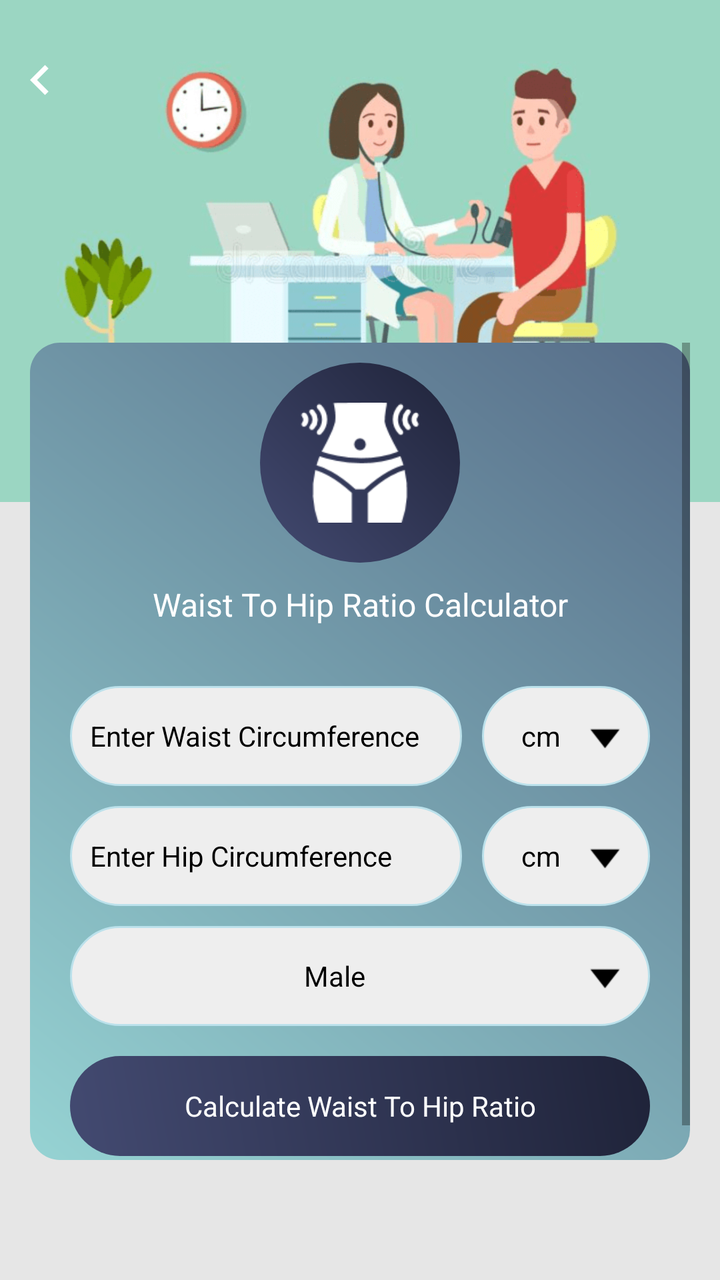
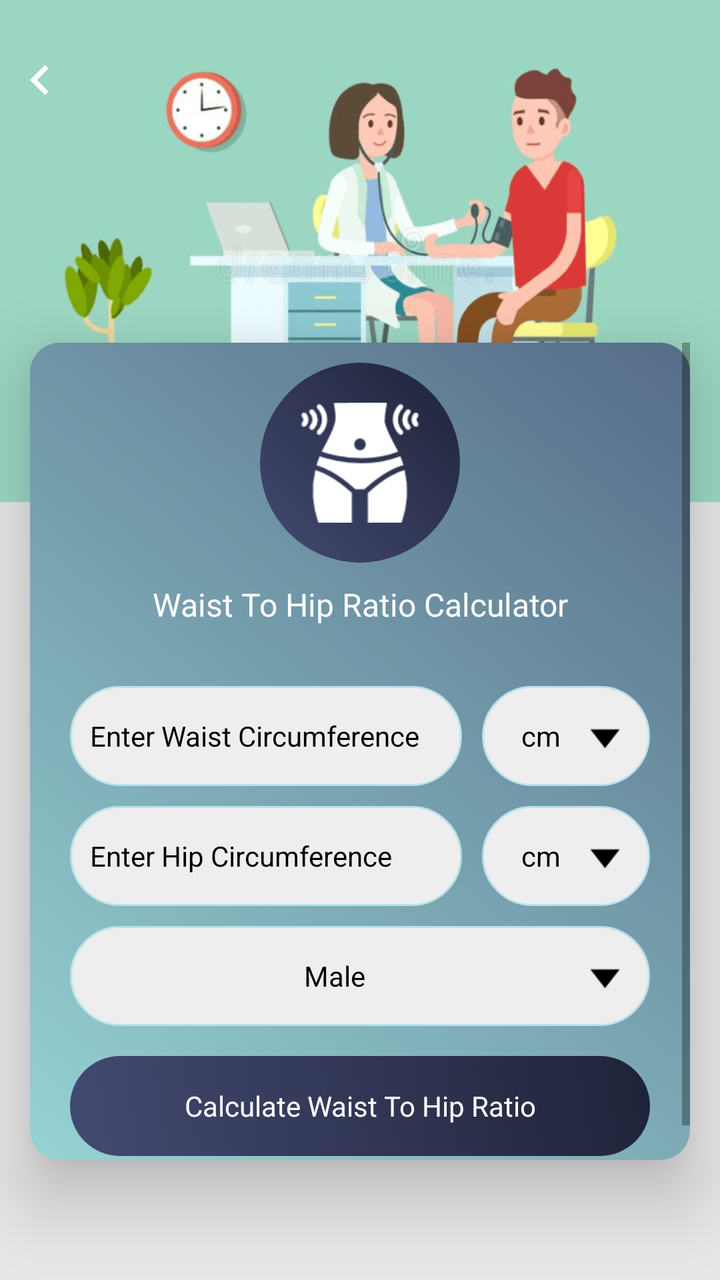

Two renders of the same Android screen: before a commit and after it. Below are the layout's source before the change and the commit's diff.
<!-- AndroidManifest.xml: application theme AppTheme -->
<!-- res/layout/waist_hip_ratio.xml -->
<?xml version="1.0" encoding="utf-8"?>
<RelativeLayout xmlns:android="http://schemas.android.com/apk/res/android"
    xmlns:aapt="http://schemas.android.com/aapt"
    xmlns:app="http://schemas.android.com/apk/res-auto"
    android:layout_width="match_parent"
    android:layout_height="match_parent"
    android:background="@color/gray_color"
    android:orientation="vertical">


    <RelativeLayout
        android:id="@+id/banner"
        android:layout_width="match_parent"
        android:layout_height="wrap_content"
        android:background="@mipmap/calculator_banner_2">

    </RelativeLayout>

    <ImageView
        android:id="@+id/iv_back"
        android:layout_width="40dp"
        android:layout_height="40dp"
        android:layout_alignParentLeft="true"
        android:layout_alignParentTop="true"
        android:layout_marginTop="20dp"
        android:padding="5dp"
        android:src="@drawable/ic_chevron_left_white_24dp" />


    <LinearLayout
        android:id="@+id/cardviewone"
        android:layout_marginBottom="60dp"
        android:layout_width="match_parent"
        android:layout_height="wrap_content"
        android:layout_below="@+id/banner"
        android:layout_marginLeft="@dimen/text_15"
        android:layout_marginTop="-80dp"
        android:layout_marginRight="@dimen/text_15"
        android:orientation="horizontal"
        android:background="@drawable/a2_grad_black"
        app:cardElevation="20dip">


        <ScrollView
            android:layout_width="match_parent"
            android:layout_height="wrap_content"
            android:layout_above="@+id/normal_ad_include"
            android:layout_below="@+id/tv_whr">

            <LinearLayout
                android:layout_width="match_parent"
                android:layout_height="wrap_content"
                android:orientation="vertical">

                <RelativeLayout
                    android:layout_width="match_parent"
                    android:layout_height="wrap_content"
                    android:layout_above="@+id/cardviewone"
                    android:layout_marginTop="10dp">

                    <RelativeLayout
                        android:id="@+id/rel12"
                        android:layout_width="100dp"
                        android:layout_height="100dp"
                        android:layout_centerInParent="true"
                        android:background="@drawable/a3_grad">

                        <ImageView
                            android:id="@+id/iv_whr"
                            android:layout_width="60dp"
                            android:layout_height="60dp"
                            android:layout_centerInParent="true"
                            android:layout_centerHorizontal="true"
                            android:src="@drawable/img_waist_to_hip_ratio" />
                    </RelativeLayout>
                </RelativeLayout>


                <TextView
                    android:id="@+id/tv_whr"
                    android:layout_width="match_parent"
                    android:layout_height="wrap_content"
                    android:layout_below="@+id/rel12"
                    android:layout_centerHorizontal="true"
                    android:layout_margin="10dp"
                    android:text="@string/whr"
                    android:textAlignment="center"
                    android:textColor="@color/white"
                    android:textSize="@dimen/textsize_16" />


                <LinearLayout
                    android:id="@+id/ll_bmi"
                    android:layout_width="match_parent"
                    android:layout_height="wrap_content"
                    android:layout_centerInParent="true"
                    android:layout_margin="20dp"
                    android:orientation="vertical">

                    <LinearLayout
                        android:layout_width="match_parent"
                        android:layout_height="wrap_content"
                        android:layout_centerInParent="true"
                        android:layout_marginBottom="10dp"
                        android:orientation="horizontal"
                        android:weightSum="10">

                        <EditText
                            android:id="@+id/et_height"
                            android:layout_width="0dp"
                            android:layout_height="50dp"
                            android:layout_weight="7"
                            android:background="@drawable/corner2"
                            android:hint="@string/enter_waist"
                            android:imeOptions="actionNext"
                            android:inputType="numberDecimal"
                            android:paddingLeft="10dp"
                            android:textColor="@color/black"
                            android:textColorHint="@color/black"
                            android:textSize="@dimen/textsize_14" />

                        <TextView
                            android:id="@+id/tv_heightunit"
                            android:layout_width="0dp"
                            android:layout_height="match_parent"
                            android:layout_marginLeft="10dp"
                            android:layout_weight="3"
                            android:background="@drawable/corner2"
                            android:drawableRight="@mipmap/down"
                            android:gravity="center"
                            android:padding="10dp"
                            android:text="@string/cm"
                            android:textColor="@color/black"
                            android:textColorHint="@color/black"
                            android:textSize="@dimen/textsize_14" />
                    </LinearLayout>

                    <LinearLayout
                        android:layout_width="match_parent"
                        android:layout_height="wrap_content"
                        android:layout_centerInParent="true"
                        android:layout_marginBottom="10dp"
                        android:orientation="horizontal"
                        android:weightSum="10">

                        <EditText
                            android:id="@+id/et_weight"
                            android:layout_width="0dp"
                            android:layout_height="50dp"
                            android:layout_weight="7"
                            android:background="@drawable/corner2"
                            android:hint="@string/enter_hip"
                            android:imeOptions="actionDone"
                            android:inputType="numberDecimal"
                            android:paddingLeft="10dp"
                            android:textColor="@color/black"
                            android:textColorHint="@color/black"
                            android:textSize="@dimen/textsize_14" />

                        <TextView
                            android:id="@+id/tv_weightunit"
                            android:layout_width="0dp"
                            android:layout_height="match_parent"
                            android:layout_marginLeft="10dp"
                            android:layout_weight="3"
                            android:background="@drawable/corner2"
                            android:drawableRight="@mipmap/down"
                            android:gravity="center"
                            android:padding="10dp"
                            android:text="@string/cm"
                            android:textColor="@color/black"
                            android:textColorHint="@color/black"
                            android:textSize="@dimen/textsize_14" />
                    </LinearLayout>

                    <LinearLayout
                        android:id="@+id/llbodyfat"
                        android:layout_width="match_parent"
                        android:layout_height="50dp"
                        android:orientation="horizontal">

                        <TextView
                            android:id="@+id/tv_genderunit"
                            android:layout_width="0dp"
                            android:layout_height="match_parent"
                            android:layout_weight="7"
                            android:background="@drawable/corner2"
                            android:gravity="fill"
                            android:inputType="numberDecimal"
                            android:paddingLeft="10dp"
                            android:text="@string/Male"
                            android:textColor="@color/black"
                            android:textColorHint="@color/black"
                            android:textSize="@dimen/textsize_14"
                            android:visibility="gone" />

                        <TextView
                            android:id="@+id/tv_gender"
                            android:layout_width="0dp"
                            android:layout_height="match_parent"
                            android:layout_weight="3"
                            android:background="@drawable/corner2"
                            android:drawableRight="@mipmap/down"
                            android:gravity="center"
                            android:padding="10dp"
                            android:text="@string/Male"
                            android:textColor="@color/black"
                            android:textColorHint="@color/black"
                            android:textSize="@dimen/textsize_14" />
                    </LinearLayout>

                    <TextView
                        android:id="@+id/tv_search_whr"
                        android:layout_width="match_parent"
                        android:layout_height="50dp"
                        android:layout_marginTop="15dp"
                        android:background="@drawable/a3_grad"
                        android:gravity="center"
                        android:text="@string/calculate_whr"
                        android:textColor="@color/white"
                        android:textSize="@dimen/textsize_14" />
                </LinearLayout>
            </LinearLayout>
        </ScrollView>

    </LinearLayout>


    <LinearLayout
        android:id="@+id/normal_ad_include"
        android:layout_width="match_parent"
        android:layout_height="wrap_content"
        android:orientation="vertical"
        android:layout_alignParentBottom="true"
        android:gravity="center"/>
</RelativeLayout>
<!-- resources referenced by this layout -->
<resources>
  <color name="black">#000000</color>
  <color name="gray_color">#E6E6E6</color>
  <color name="white">#ffffff</color>
  <dimen name="text_15">15sp</dimen>
  <dimen name="textsize_14">14sp</dimen>
  <dimen name="textsize_16">16sp</dimen>
  <!-- drawable a2_grad_black (drawable) -->
  <?xml version="1.0" encoding="utf-8"?>
  <shape xmlns:android="http://schemas.android.com/apk/res/android">
      <gradient
          android:angle="225"
          android:endColor="#96D3D3"
          android:startColor="#566C88" />
  
      <corners android:radius="15dp"/>
  
  </shape>
  <!-- drawable a3_grad (drawable) -->
  <?xml version="1.0" encoding="utf-8"?>
  <shape xmlns:android="http://schemas.android.com/apk/res/android">
  <gradient
      android:angle="225"
      android:endColor="#434A71"
      android:startColor="#1F2339" />
  
  <corners android:radius="200dp"/>
  
  </shape>
  <!-- drawable corner2 (drawable) -->
  <?xml version="1.0" encoding="utf-8"?>
  <shape xmlns:android="http://schemas.android.com/apk/res/android"
      android:shape="rectangle">
  
  
      <stroke
          android:width="1dp"
          android:color="#BBE1EB"/>
  
      <corners android:radius="200dp"/>
  
      <solid
          android:color="#EEEEEE"/>
  
  </shape>
  <!-- drawable ic_chevron_left_white_24dp (drawable) -->
  <vector android:height="24dp" android:tint="#FFFFFF"
      android:viewportHeight="24" android:viewportWidth="24"
      android:width="24dp" xmlns:android="http://schemas.android.com/apk/res/android">
      <path android:fillColor="@android:color/white" android:pathData="M15.41,7.41L14,6l-6,6 6,6 1.41,-1.41L10.83,12z"/>
  </vector>
  <!-- drawable img_waist_to_hip_ratio: png bitmap (drawable, 1937 bytes) -->
  <!-- mipmap calculator_banner_2: png bitmap (mipmap-xhdpi, 70074 bytes) -->
  <!-- mipmap down: png bitmap (mipmap-xhdpi, 325 bytes) -->
  <string name="Male">Male</string>
  <string name="calculate_whr">Calculate Waist To Hip Ratio</string>
  <string name="cm">cm</string>
  <string name="enter_hip">Enter Hip Circumference</string>
  <string name="enter_waist">Enter Waist Circumference</string>
  <string name="whr">Waist To Hip Ratio Calculator</string>
  <style name="AppTheme" parent="Theme.AppCompat.Light.DarkActionBar">
          
          <item name="colorPrimary">@color/colorPrimary</item>
          <item name="colorPrimaryDark">@color/colorPrimaryDark</item>
          <item name="colorAccent">@color/colorAccent</item>
      </style>
  <color name="colorPrimary">#434A71</color>
  <color name="colorPrimaryDark">#1F2339</color>
  <color name="colorAccent">#1F2339</color>
</resources>

<!-- the commit's change to res/layout/waist_hip_ratio.xml (unified diff, before → after) -->
@@ -38,7 +38,7 @@
         android:layout_marginRight="@dimen/text_15"
         android:orientation="horizontal"
         android:background="@drawable/a2_grad_black"
-        app:cardElevation="20dip">
+        android:elevation="20dp">
 
 
         <ScrollView
